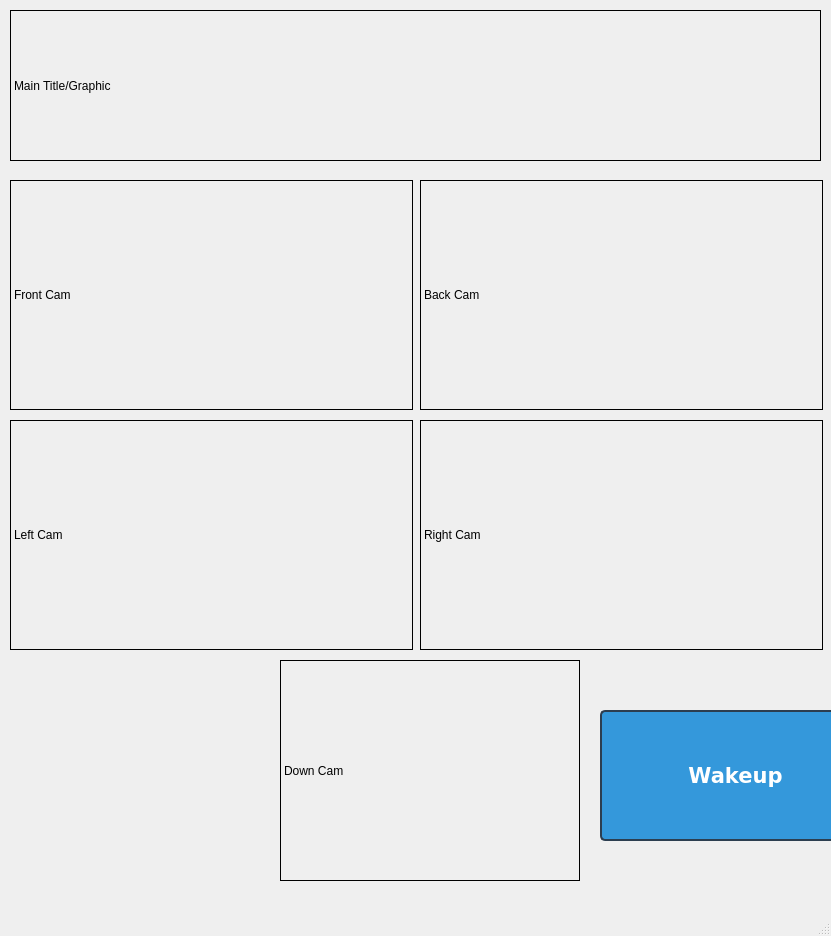
First picture: the form in src/RC_controller/RC_App.ui, repository cohenweston10/ENPH353_CompetitionRC, before the edit.
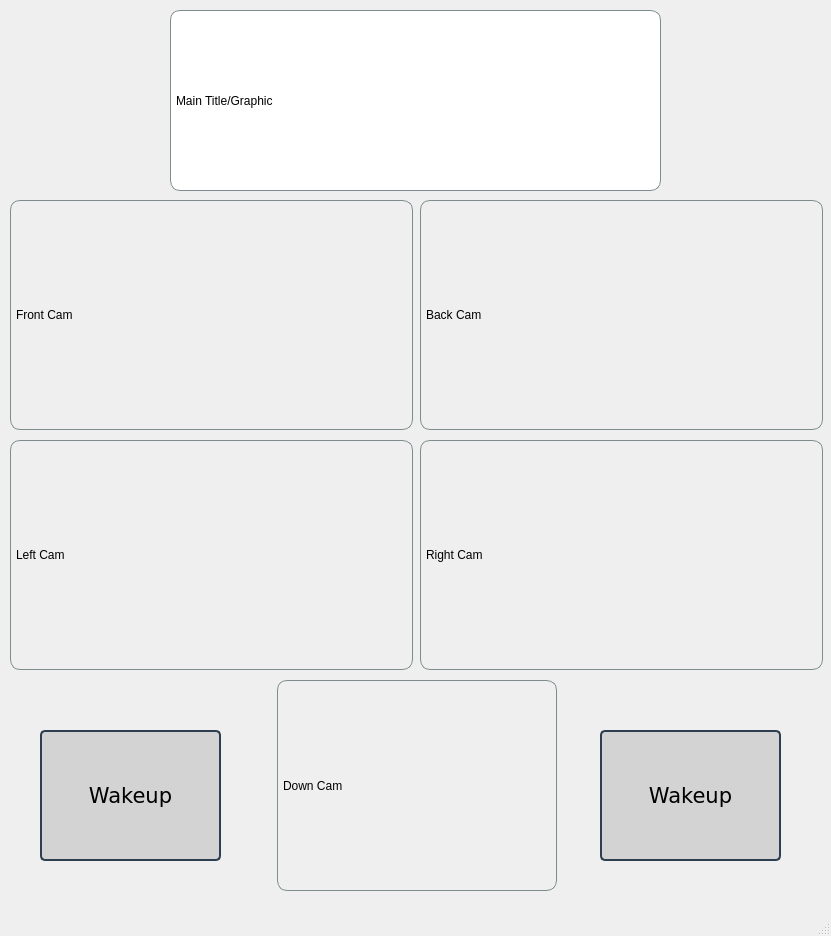
Second picture: the form after the edit.

Patch:
```diff
--- a/src/RC_controller/RC_App.ui
+++ b/src/RC_controller/RC_App.ui
@@ -13,16 +13,31 @@
   <property name="windowTitle">
    <string>ENPH 353 - Rylan Stutters and Cohen Weston</string>
   </property>
+  <property name="styleSheet">
+   <string notr="true">/*background-color: white;
+</string>
+  </property>
   <widget class="QWidget" name="centralwidget">
    <widget class="QLabel" name="heading_l">
     <property name="geometry">
      <rect>
-      <x>10</x>
+      <x>170</x>
       <y>10</y>
-      <width>811</width>
-      <height>151</height>
+      <width>491</width>
+      <height>181</height>
      </rect>
     </property>
+    <property name="styleSheet">
+     <string notr="true">QLabel {
+                border: 1px solid #7f8c8d; /* Border color */
+                border-radius: 10px; /* Rounded corners */
+                padding: 2px; /* Space between content and border*/
+				
+	background-color: rgb(255, 255, 255);
+
+            }
+       </string>
+    </property>
     <property name="frameShape">
      <enum>QFrame::Box</enum>
     </property>
@@ -34,11 +49,20 @@
     <property name="geometry">
      <rect>
       <x>10</x>
-      <y>420</y>
+      <y>440</y>
       <width>403</width>
       <height>230</height>
      </rect>
     </property>
+    <property name="styleSheet">
+     <string notr="true">QLabel {
+                border: 1px solid #7f8c8d; /* Border color */
+                border-radius: 10px; /* Rounded corners */
+                padding: 2px; /* Space between content and border */
+
+            }
+       </string>
+    </property>
     <property name="frameShape">
      <enum>QFrame::Box</enum>
     </property>
@@ -49,12 +73,21 @@
    <widget class="QLabel" name="down_cam_l">
     <property name="geometry">
      <rect>
-      <x>280</x>
-      <y>660</y>
-      <width>300</width>
-      <height>221</height>
+      <x>277</x>
+      <y>680</y>
+      <width>280</width>
+      <height>211</height>
      </rect>
     </property>
+    <property name="styleSheet">
+     <string notr="true">QLabel {
+                border: 1px solid #7f8c8d; /* Border color */
+                border-radius: 10px; /* Rounded corners */
+                padding: 2px; /* Space between content and border */
+
+            }
+       </string>
+    </property>
     <property name="frameShape">
      <enum>QFrame::Box</enum>
     </property>
@@ -66,11 +99,20 @@
     <property name="geometry">
      <rect>
       <x>420</x>
-      <y>420</y>
+      <y>440</y>
       <width>403</width>
       <height>230</height>
      </rect>
     </property>
+    <property name="styleSheet">
+     <string notr="true">QLabel {
+                border: 1px solid #7f8c8d; /* Border color */
+                border-radius: 10px; /* Rounded corners */
+                padding: 2px; /* Space between content and border */
+
+            }
+       </string>
+    </property>
     <property name="frameShape">
      <enum>QFrame::Box</enum>
     </property>
@@ -82,11 +124,20 @@
     <property name="geometry">
      <rect>
       <x>420</x>
-      <y>180</y>
+      <y>200</y>
       <width>403</width>
       <height>230</height>
      </rect>
     </property>
+    <property name="styleSheet">
+     <string notr="true">QLabel {
+                border: 1px solid #7f8c8d; /* Border color */
+                border-radius: 10px; /* Rounded corners */
+                padding: 2px; /* Space between content and border */
+
+            }
+       </string>
+    </property>
     <property name="frameShape">
      <enum>QFrame::Box</enum>
     </property>
@@ -98,11 +149,20 @@
     <property name="geometry">
      <rect>
       <x>10</x>
-      <y>180</y>
+      <y>200</y>
       <width>403</width>
       <height>230</height>
      </rect>
     </property>
+    <property name="styleSheet">
+     <string notr="true">QLabel {
+                border: 1px solid #7f8c8d; /* Border color */
+                border-radius: 10px; /* Rounded corners */
+                padding: 2px; /* Space between content and border */
+
+            }
+       </string>
+    </property>
     <property name="frameShape">
      <enum>QFrame::Box</enum>
     </property>
@@ -114,8 +174,8 @@
     <property name="geometry">
      <rect>
       <x>600</x>
-      <y>710</y>
-      <width>271</width>
+      <y>730</y>
+      <width>181</width>
       <height>131</height>
      </rect>
     </property>
@@ -123,15 +183,15 @@
      <font>
       <family>DejaVu Sans</family>
       <pointsize>16</pointsize>
-      <weight>75</weight>
+      <weight>50</weight>
       <italic>false</italic>
-      <bold>true</bold>
+      <bold>false</bold>
      </font>
     </property>
     <property name="styleSheet">
      <string notr="true">QPushButton {
-    background-color: #3498db; /* Default */
-    color: white;
+    background-color: #d3d3d3; /* Light gray for default state */
+    color: black;
     border: 2px solid #2c3e50;
     border-radius: 5px;
 }
@@ -141,7 +201,52 @@
 }
 
 QPushButton:pressed {
-    background-color: #1abc9c; /* Greenish color on press */
+    background-color: #a8a8a8; /* Even darker gray on press */
+}
+</string>
+    </property>
+    <property name="text">
+     <string>Wakeup</string>
+    </property>
+    <property name="iconSize">
+     <size>
+      <width>16</width>
+      <height>16</height>
+     </size>
+    </property>
+   </widget>
+   <widget class="QPushButton" name="respawn_b_2">
+    <property name="geometry">
+     <rect>
+      <x>40</x>
+      <y>730</y>
+      <width>181</width>
+      <height>131</height>
+     </rect>
+    </property>
+    <property name="font">
+     <font>
+      <family>DejaVu Sans</family>
+      <pointsize>16</pointsize>
+      <weight>50</weight>
+      <italic>false</italic>
+      <bold>false</bold>
+     </font>
+    </property>
+    <property name="styleSheet">
+     <string notr="true">QPushButton {
+    background-color: #d3d3d3; /* Light gray for default state */
+    color: black;
+    border: 2px solid #2c3e50;
+    border-radius: 5px;
+}
+
+QPushButton:hover {
+    background-color: #bcbcbc; /* Slightly darker gray on hover */
+}
+
+QPushButton:pressed {
+    background-color: #a8a8a8; /* Even darker gray on press */
 }
 </string>
     </property>
```
Left out of the diff: 2 changed lines with no effect on the pictures.
